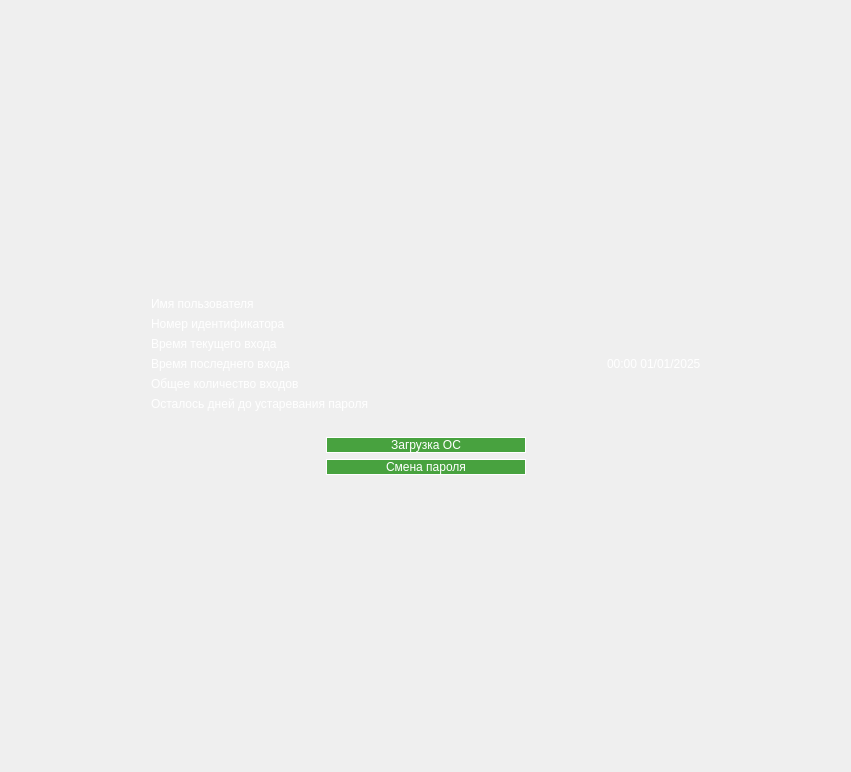
Old version of the form MainWindow.ui in the repository m6v/sobol.
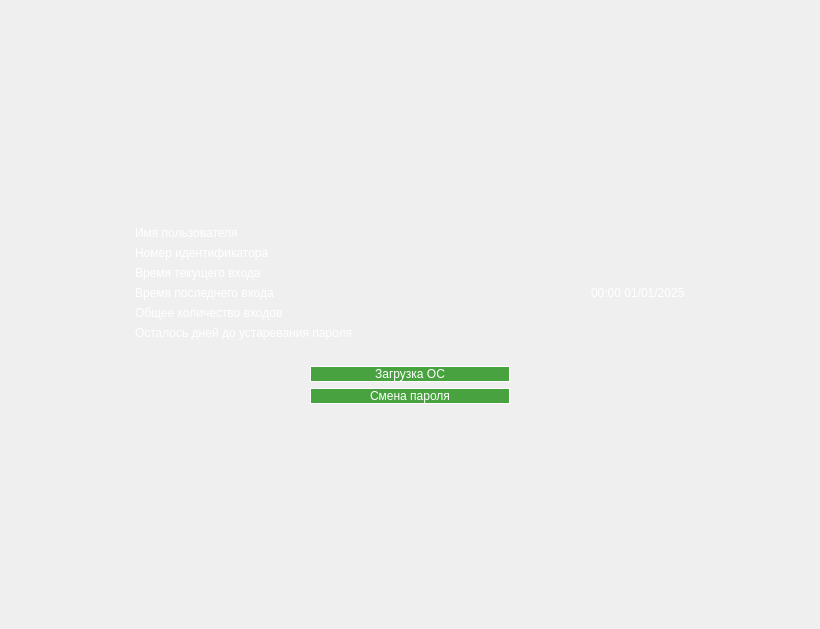
New version of the form. Icons and pictures are not drawn. Custom widgets are drawn as their Qt base class.

The edit to the form file:
```diff
--- a/MainWindow.ui
+++ b/MainWindow.ui
@@ -6,8 +6,8 @@
    <rect>
     <x>0</x>
     <y>0</y>
-    <width>851</width>
-    <height>772</height>
+    <width>820</width>
+    <height>629</height>
    </rect>
   </property>
   <property name="windowTitle">
```
Left out of the diff: 4 changed lines with no effect on the pictures.
